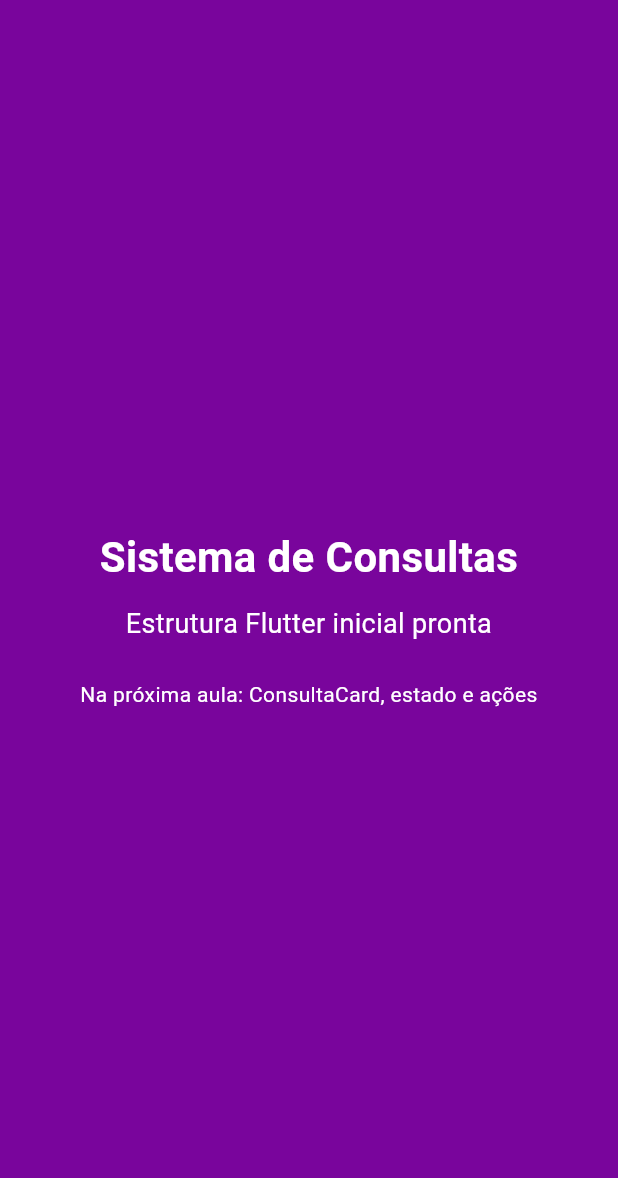
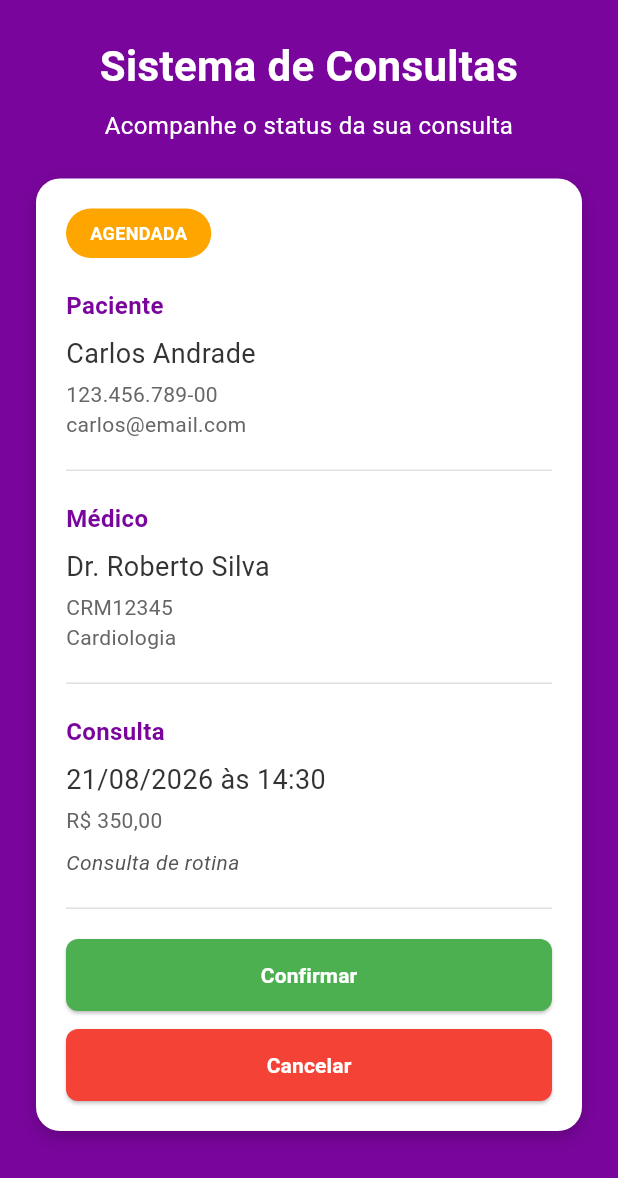
Before and after one commit to PietroMauerGodoy/Marcacao-Consultas-Flutter, a Flutter app: the screen it shows after launch, on a phone screen of 412 x 824 dp. Shown: the top 1178 px of the screen. Run offline on Flutter 3.47's test engine with Material 3 defaults, Android fonts, the phone set to English and light mode, and no system bars.

Commit message:
Implementa ConsultaCard com estado, confirmar e cancelar

```diff
--- /dev/null
+++ b/lib/src/components/components.dart
@@ -0,0 +1 @@
+export 'consulta_card.dart';
--- /dev/null
+++ b/lib/src/components/consulta_card.dart
@@ -0,0 +1,200 @@
+import 'package:flutter/material.dart';
+
+import '../models/models.dart';
+import '../styles/styles.dart';
+
+class ConsultaCard extends StatelessWidget {
+ const ConsultaCard({
+ super.key,
+ required this.consulta,
+ required this.onConfirmar,
+ required this.onCancelar,
+ });
+
+ final Consulta consulta;
+ final VoidCallback onConfirmar;
+ final VoidCallback onCancelar;
+
+ @override
+ Widget build(BuildContext context) {
+ return Container(
+ width: double.infinity,
+ padding: ConsultaCardStyles.paddingCard,
+ decoration: ConsultaCardStyles.card,
+ child: Column(
+ crossAxisAlignment: CrossAxisAlignment.start,
+ children: [
+ _BadgeStatus(status: consulta.status),
+ const SizedBox(height: 20),
+ _Secao(
+ titulo: 'Paciente',
+ children: [
+ Text(consulta.paciente.nome, style: ConsultaCardStyles.valor),
+ const SizedBox(height: 4),
+ Text(consulta.paciente.cpf, style: ConsultaCardStyles.info),
+ Text(consulta.paciente.email, style: ConsultaCardStyles.info),
+ ],
+ ),
+ _Secao(
+ titulo: 'Médico',
+ children: [
+ Text(consulta.medico.nome, style: ConsultaCardStyles.valor),
+ const SizedBox(height: 4),
+ Text(consulta.medico.crm, style: ConsultaCardStyles.info),
+ Text(
+ consulta.medico.especialidade.nome,
+ style: ConsultaCardStyles.info,
+ ),
+ ],
+ ),
+ _Secao(
+ titulo: 'Consulta',
+ ultima: consulta.status != StatusConsulta.agendada,
+ children: [
+ Text(
+ formatarData(consulta.data),
+ style: ConsultaCardStyles.valor,
+ ),
+ const SizedBox(height: 4),
+ Text(
+ formatarValor(consulta.valor),
+ style: ConsultaCardStyles.info,
+ ),
+ if (consulta.observacoes != null &&
+ consulta.observacoes!.isNotEmpty) ...[
+ const SizedBox(height: 8),
+ Text(
+ consulta.observacoes!,
+ style: ConsultaCardStyles.observacoes,
+ ),
+ ],
+ ],
+ ),
+ if (consulta.status == StatusConsulta.agendada)
+ _BotoesAcao(onConfirmar: onConfirmar, onCancelar: onCancelar)
+ else
+ _MensagemStatus(status: consulta.status),
+ ],
+ ),
+ );
+ }
+}
+
+class _BadgeStatus extends StatelessWidget {
+ const _BadgeStatus({required this.status});
+
+ final StatusConsulta status;
+
+ @override
+ Widget build(BuildContext context) {
+ return Container(
+ padding: const EdgeInsets.symmetric(horizontal: 16, vertical: 8),
+ decoration: ConsultaCardStyles.badge(status),
+ child: Text(status.rotulo, style: ConsultaCardStyles.statusTexto),
+ );
+ }
+}
+
+class _Secao extends StatelessWidget {
+ const _Secao({
+ required this.titulo,
+ required this.children,
+ this.ultima = false,
+ });
+
+ final String titulo;
+ final List<Widget> children;
+ final bool ultima;
+
+ @override
+ Widget build(BuildContext context) {
+ return Container(
+ width: double.infinity,
+ margin: const EdgeInsets.only(bottom: 20),
+ padding: const EdgeInsets.only(bottom: 20),
+ decoration: ultima ? null : ConsultaCardStyles.secao,
+ child: Column(
+ crossAxisAlignment: CrossAxisAlignment.start,
+ children: [
+ Text(titulo, style: ConsultaCardStyles.label),
+ const SizedBox(height: 8),
+ ...children,
+ ],
+ ),
+ );
+ }
+}
+
+class _BotoesAcao extends StatelessWidget {
+ const _BotoesAcao({required this.onConfirmar, required this.onCancelar});
+
+ final VoidCallback onConfirmar;
+ final VoidCallback onCancelar;
+
+ @override
+ Widget build(BuildContext context) {
+ return Column(
+ crossAxisAlignment: CrossAxisAlignment.stretch,
+ children: [
+ ElevatedButton(
+ onPressed: onConfirmar,
+ style: ElevatedButton.styleFrom(
+ backgroundColor: AppColors.sucesso,
+ foregroundColor: AppColors.branco,
+ padding: const EdgeInsets.symmetric(vertical: 14),
+ shape: RoundedRectangleBorder(
+ borderRadius: BorderRadius.circular(8),
+ ),
+ ),
+ child: const Text('Confirmar', style: ConsultaCardStyles.botaoTexto),
+ ),
+ const SizedBox(height: 12),
+ ElevatedButton(
+ onPressed: onCancelar,
+ style: ElevatedButton.styleFrom(
+ backgroundColor: AppColors.perigo,
+ foregroundColor: AppColors.branco,
+ padding: const EdgeInsets.symmetric(vertical: 14),
+ shape: RoundedRectangleBorder(
+ borderRadius: BorderRadius.circular(8),
+ ),
+ ),
+ child: const Text('Cancelar', style: ConsultaCardStyles.botaoTexto),
+ ),
+ ],
+ );
+ }
+}
+
+class _MensagemStatus extends StatelessWidget {
+ const _MensagemStatus({required this.status});
+
+ final StatusConsulta status;
+
+ @override
+ Widget build(BuildContext context) {
+ final confirmada = status == StatusConsulta.confirmada;
+ return Container(
+ width: double.infinity,
+ padding: const EdgeInsets.all(16),
+ decoration: ConsultaCardStyles.mensagem(status),
+ child: Text(
+ confirmada ? 'Consulta confirmada com sucesso!' : 'Consulta cancelada',
+ textAlign: TextAlign.center,
+ style: ConsultaCardStyles.mensagemTexto,
+ ),
+ );
+ }
+}
+
+String formatarData(DateTime data) {
+ final dia = data.day.toString().padLeft(2, '0');
+ final mes = data.month.toString().padLeft(2, '0');
+ final hora = data.hour.toString().padLeft(2, '0');
+ final minuto = data.minute.toString().padLeft(2, '0');
+ return '$dia/$mes/${data.year} às $hora:$minuto';
+}
+
+String formatarValor(double valor) {
+ return 'R\$ ${valor.toStringAsFixed(2).replaceAll('.', ',')}';
+}
--- a/lib/src/models/consulta.dart
+++ b/lib/src/models/consulta.dart
@@ -20,4 +20,24 @@ class Consulta {
  required this.status,
  this.observacoes,
  });
+
+ Consulta copyWith({
+ int? id,
+ Medico? medico,
+ Paciente? paciente,
+ DateTime? data,
+ double? valor,
+ StatusConsulta? status,
+ String? observacoes,
+ }) {
+ return Consulta(
+ id: id ?? this.id,
+ medico: medico ?? this.medico,
+ paciente: paciente ?? this.paciente,
+ data: data ?? this.data,
+ valor: valor ?? this.valor,
+ status: status ?? this.status,
+ observacoes: observacoes ?? this.observacoes,
+ );
  }
+}
--- a/lib/src/models/status_consulta.dart
+++ b/lib/src/models/status_consulta.dart
@@ -1,5 +1,15 @@
 enum StatusConsulta {
-  agendada,
-  confirmada,
-  cancelada,
+ agendada,
+ confirmada,
+ cancelada,
 }
+
+extension StatusConsultaRotulo on StatusConsulta {
+ String get rotulo {
+ return switch (this) {
+ StatusConsulta.agendada => 'AGENDADA',
+ StatusConsulta.confirmada => 'CONFIRMADA',
+ StatusConsulta.cancelada => 'CANCELADA',
+ };
+ }
+}
--- a/lib/src/screens/home_screen.dart
+++ b/lib/src/screens/home_screen.dart
@@ -1,21 +1,71 @@
 import 'package:flutter/material.dart';
+
+import '../components/components.dart';
+import '../models/models.dart';
 import '../styles/app_colors.dart';
 
-class HomeScreen extends StatelessWidget {
+class HomeScreen extends StatefulWidget {
  const HomeScreen({super.key});
+
+ @override
+ State<HomeScreen> createState() => _HomeScreenState();
+}
+
+class _HomeScreenState extends State<HomeScreen> {
+ static const _especialidade = Especialidade(
+ id: 1,
+ nome: 'Cardiologia',
+ descricao: 'Cuidados com o coração',
+ );
+
+ static const _medico = Medico(
+ id: 1,
+ nome: 'Dr. Roberto Silva',
+ crm: 'CRM12345',
+ especialidade: _especialidade,
+ ativo: true,
+ );
+
+ static const _paciente = Paciente(
+ id: 1,
+ nome: 'Carlos Andrade',
+ cpf: '123.456.789-00',
+ email: 'carlos@email.com',
+ telefone: '(11) 98765-4321',
+ );
+
+ Consulta _consulta = Consulta(
+ id: 1,
+ medico: _medico,
+ paciente: _paciente,
+ data: DateTime(2026, 8, 21, 14, 30),
+ valor: 350,
+ status: StatusConsulta.agendada,
+ observacoes: 'Consulta de rotina',
+ );
+
+ void _confirmarConsulta() {
+ setState(() {
+ _consulta = _consulta.copyWith(status: StatusConsulta.confirmada);
+ });
+ }
+
+ void _cancelarConsulta() {
+ setState(() {
+ _consulta = _consulta.copyWith(status: StatusConsulta.cancelada);
+ });
+ }
 
  @override
  Widget build(BuildContext context) {
  return Scaffold(
  backgroundColor: AppColors.primaria,
  body: SafeArea(
- child: Center(
- child: Padding(
+ child: SingleChildScrollView(
  padding: const EdgeInsets.all(24),
  child: Column(
- mainAxisAlignment: MainAxisAlignment.center,
- children: const [
- Text(
+ children: [
+ const Text(
  'Sistema de Consultas',
  textAlign: TextAlign.center,
  style: TextStyle(
@@ -24,26 +74,19 @@ class HomeScreen extends StatelessWidget {
  fontWeight: FontWeight.bold,
  ),
  ),
- SizedBox(height: 12),
- Text(
- 'Estrutura Flutter inicial pronta',
+ const SizedBox(height: 8),
+ const Text(
+ 'Acompanhe o status da sua consulta',
  textAlign: TextAlign.center,
- style: TextStyle(
- color: AppColors.branco,
- fontSize: 18,
+ style: TextStyle(color: AppColors.branco, fontSize: 16),
  ),
- ),
- SizedBox(height: 24),
- Text(
- 'Na próxima aula: ConsultaCard, estado e ações',
- textAlign: TextAlign.center,
- style: TextStyle(
- color: AppColors.branco,
- fontSize: 14,
- ),
+ const SizedBox(height: 24),
+ ConsultaCard(
+ consulta: _consulta,
+ onConfirmar: _confirmarConsulta,
+ onCancelar: _cancelarConsulta,
  ),
  ],
- ),
  ),
  ),
  ),
--- a/lib/src/styles/app_colors.dart
+++ b/lib/src/styles/app_colors.dart
@@ -4,7 +4,12 @@ class AppColors {
  static const Color primaria = Color(0xFF79059C);
  static const Color branco = Colors.white;
  static const Color textoEscuro = Color(0xFF333333);
+ static const Color textoSecundario = Color(0xFF666666);
+ static const Color textoMuted = Color(0xFF555555);
  static const Color sucesso = Color(0xFF4CAF50);
  static const Color perigo = Color(0xFFF44336);
  static const Color alerta = Color(0xFFFFA500);
+ static const Color bordaSecao = Color(0xFFE0E0E0);
+ static const Color fundoMensagemSucesso = Color(0xFFE8F5E9);
+ static const Color fundoMensagemErro = Color(0xFFFFEBEE);
 }
--- /dev/null
+++ b/lib/src/styles/consulta_card_styles.dart
@@ -0,0 +1,91 @@
+import 'package:flutter/material.dart';
+
+import '../models/status_consulta.dart';
+import 'app_colors.dart';
+
+class ConsultaCardStyles {
+ static const EdgeInsets paddingCard = EdgeInsets.all(20);
+
+ static const TextStyle statusTexto = TextStyle(
+ color: AppColors.branco,
+ fontWeight: FontWeight.bold,
+ fontSize: 12,
+ );
+
+ static const TextStyle label = TextStyle(
+ fontSize: 16,
+ fontWeight: FontWeight.bold,
+ color: AppColors.primaria,
+ );
+
+ static const TextStyle valor = TextStyle(
+ fontSize: 18,
+ color: AppColors.textoEscuro,
+ );
+
+ static const TextStyle info = TextStyle(
+ fontSize: 14,
+ color: AppColors.textoSecundario,
+ );
+
+ static const TextStyle observacoes = TextStyle(
+ fontSize: 14,
+ color: AppColors.textoMuted,
+ fontStyle: FontStyle.italic,
+ );
+
+ static const TextStyle mensagemTexto = TextStyle(
+ fontSize: 16,
+ color: AppColors.textoEscuro,
+ fontWeight: FontWeight.w600,
+ );
+
+ static const TextStyle botaoTexto = TextStyle(
+ color: AppColors.branco,
+ fontWeight: FontWeight.bold,
+ fontSize: 14,
+ );
+
+ static BoxDecoration get card => BoxDecoration(
+ color: AppColors.branco,
+ borderRadius: BorderRadius.circular(16),
+ boxShadow: const [
+ BoxShadow(color: Color(0x33000000), blurRadius: 8, offset: Offset(0, 4)),
+ ],
+ );
+
+ static BoxDecoration badge(StatusConsulta status) {
+ return BoxDecoration(
+ color: corBadge(status),
+ borderRadius: BorderRadius.circular(20),
+ );
+ }
+
+ static BoxDecoration get secao => const BoxDecoration(
+ border: Border(bottom: BorderSide(color: AppColors.bordaSecao)),
+ );
+
+ static BoxDecoration mensagem(StatusConsulta status) {
+ final confirmada = status == StatusConsulta.confirmada;
+ return BoxDecoration(
+ color: confirmada
+ ? AppColors.fundoMensagemSucesso
+ : AppColors.fundoMensagemErro,
+ borderRadius: BorderRadius.circular(8),
+ border: Border(
+ left: BorderSide(
+ color: confirmada ? AppColors.sucesso : AppColors.perigo,
+ width: 4,
+ ),
+ ),
+ );
+ }
+
+ static Color corBadge(StatusConsulta status) {
+ return switch (status) {
+ StatusConsulta.agendada => AppColors.alerta,
+ StatusConsulta.confirmada => AppColors.sucesso,
+ StatusConsulta.cancelada => AppColors.perigo,
+ };
+ }
+}
--- a/lib/src/styles/styles.dart
+++ b/lib/src/styles/styles.dart
@@ -1 +1,2 @@
 export 'app_colors.dart';
+export 'consulta_card_styles.dart';
```
Lines whose indentation alone changed are shown as unchanged.
